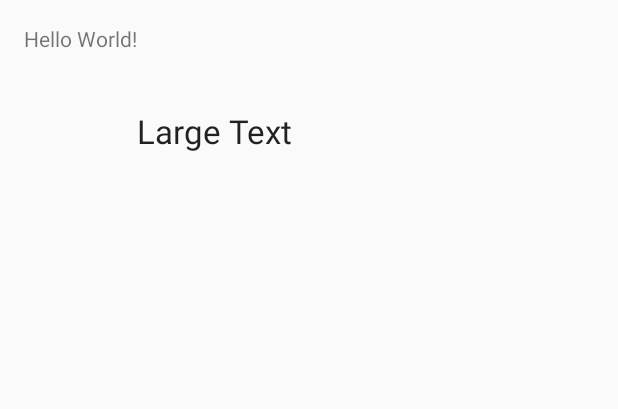
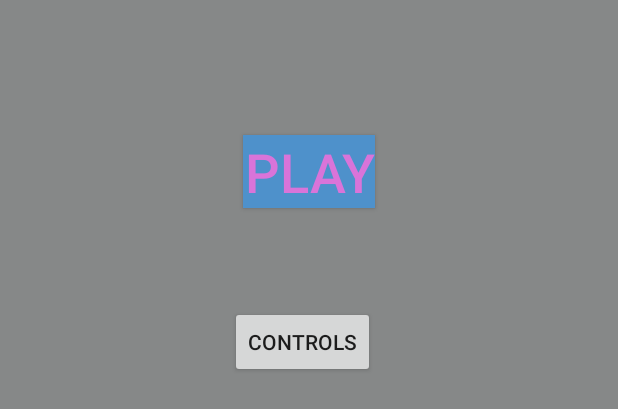
Before and after one commit to OuelletteC/BallGame, an Android app: the layout activity_main.xml on its own in the app's theme, with its tools: preview values and no code run, on a phone screen of 412 x 824 dp. Shown: the top 409 px of the screen. Run offline under Robolectric (Android 15) with nearby library versions, the phone set to English and light mode, and no system bars.

Commit message:
Added Background Image and started menu screen, need to figure out how to change views by clicking buttons...

```diff
--- a/app/src/main/java/com/example/chris/ballgame/Ball.java
+++ b/app/src/main/java/com/example/chris/ballgame/Ball.java
@@ -11,12 +11,12 @@ import android.hardware.SensorManager;
 
 public class Ball implements SensorEventListener {
 
-    float x = 500, y = 500, v0x = 0, vx = 0, vy = 0, v0y = 0, time = (float).25, accx, accy, ball_size = 25, countx = 0, county=0, tempx, tempy;
+    float x = 500, y = 500, v0x = 0, vx = 0, vy = 0, v0y = 0, time = (float).25, accx, accy, ball_size = 35;
     private int width = 0, height = 0;
     private SensorManager mSensorManager;
     private Sensor mSensor;
     Paint paint = new Paint();
-    int blue = Color.BLUE;
+    int blue = Color.GREEN;
 
     public Ball(Context context) {
         mSensorManager = (SensorManager) context.getSystemService(context.SENSOR_SERVICE);
--- a/app/src/main/java/com/example/chris/ballgame/GameManager.java
+++ b/app/src/main/java/com/example/chris/ballgame/GameManager.java
@@ -4,23 +4,28 @@ import android.content.Context;
 import android.graphics.Canvas;
 import android.graphics.Color;
 import android.view.View;
+import android.graphics.drawable.Drawable;
 
 public class GameManager extends View {
 
     int red = Color.RED;
     private GumDrop gumDrop;
     private Ball ball;
+    Drawable bgrnd = getResources().getDrawable(R.drawable.background);
 
     public GameManager(Context context) {
         super(context);
         gumDrop = new GumDrop();
         ball = new Ball(context);
+
     }
 
     // Draw method that loops infinitely
     @Override
     public void onDraw(Canvas canvas) {
 
+        bgrnd.setBounds(0,0,canvas.getWidth(),canvas.getHeight());
+        bgrnd.draw(canvas);
         gumDrop.render(canvas);
         ball.render(canvas);
 
--- a/app/src/main/java/com/example/chris/ballgame/MainActivity.java
+++ b/app/src/main/java/com/example/chris/ballgame/MainActivity.java
@@ -4,23 +4,19 @@ import android.app.Activity;
 import android.hardware.Sensor;
 import android.hardware.SensorManager;
 import android.os.Bundle;
+import android.widget.Button;
+import android.view.View;
 
 public class MainActivity extends Activity {
-
-    private SensorManager mSensorManager;
-    private Sensor mSensor;
 
     @Override
     protected void onCreate(Bundle savedInstanceState) {
         super.onCreate(savedInstanceState);
 
+        setContentView(R.layout.activity_main);
+
+        Button b = (Button)findViewById(R.id.PlayButton);
         setContentView(new GameManager(this));
 
-        /*
-        mSensorManager = (SensorManager) getSystemService(SENSOR_SERVICE);
-        mSensor = mSensorManager.getDefaultSensor(Sensor.TYPE_ACCELEROMETER);
-        mSensorManager.registerListener(this, mSensor, SensorManager.SENSOR_DELAY_NORMAL);
-        */
     }
-
 }
--- a/app/src/main/res/layout/activity_main.xml
+++ b/app/src/main/res/layout/activity_main.xml
@@ -7,22 +7,31 @@
     android:paddingLeft="@dimen/activity_horizontal_margin"
     android:paddingRight="@dimen/activity_horizontal_margin"
     android:paddingTop="@dimen/activity_vertical_margin"
-    tools:context="com.example.chris.ballgame.MainActivity">
+    tools:context="com.example.chris.ballgame.MainActivity"
+    android:background="#841b1f20">
 
-    <TextView
+    <Button
         android:layout_width="wrap_content"
         android:layout_height="wrap_content"
-        android:text="Hello World!"
-        android:id="@+id/textView2" />
+        android:text="Play"
+        android:id="@+id/PlayButton"
+        android:layout_marginTop="74dp"
+        android:textColor="#d974d9"
+        android:singleLine="true"
+        android:foregroundTint="#55add9"
+        android:layout_alignParentTop="true"
+        android:layout_centerHorizontal="true"
+        android:background="#4e91cb"
+        android:clickable="true"
+        android:textSize="@dimen/abc_action_button_min_width_overflow_material" />
 
-    <TextView
+    <Button
         android:layout_width="wrap_content"
         android:layout_height="wrap_content"
-        android:textAppearance="?android:attr/textAppearanceLarge"
-        android:text="Large Text"
-        android:id="@+id/textView"
-        android:layout_below="@+id/textView2"
-        android:layout_toRightOf="@+id/textView2"
-        android:layout_toEndOf="@+id/textView2"
-        android:layout_marginTop="37dp" />
+        android:text="Controls"
+        android:id="@+id/ControllsButton"
+        android:layout_below="@+id/PlayButton"
+        android:layout_alignRight="@+id/PlayButton"
+        android:layout_alignEnd="@+id/PlayButton"
+        android:layout_marginTop="65dp" />
 </RelativeLayout>
```
